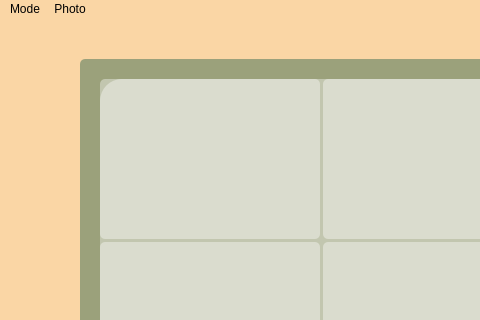
Junad-Park/N-Puzzle, file form.ui: the form before one commit; both pictures show x 0 to 480 and y 0 to 320 of the 882 by 777 pixel window.
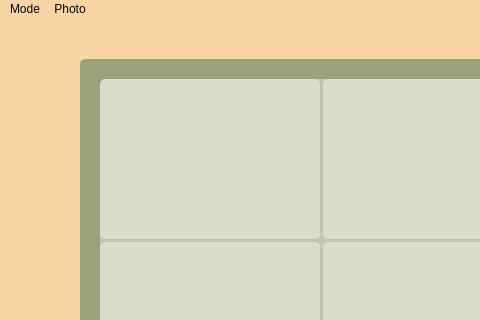
The form after the commit. Icons and pictures are not drawn.

The edit to the form file:
```diff
--- a/form.ui
+++ b/form.ui
@@ -305,8 +305,8 @@
          <cursorShape>PointingHandCursor</cursorShape>
         </property>
         <property name="styleSheet">
-         <string notr="true">border-image: url(:/image/cropImg/corgi/corgi_0_0.jpg);
-border-top-left-radius: 22px;</string>
+         <string notr="true">border-image: url(:/images/cropImg/corgi/corgi_0_0.jpg);
+</string>
         </property>
         <property name="text">
          <string/>
```
Left out of the diff: 18 changed lines with no effect on the pictures.
